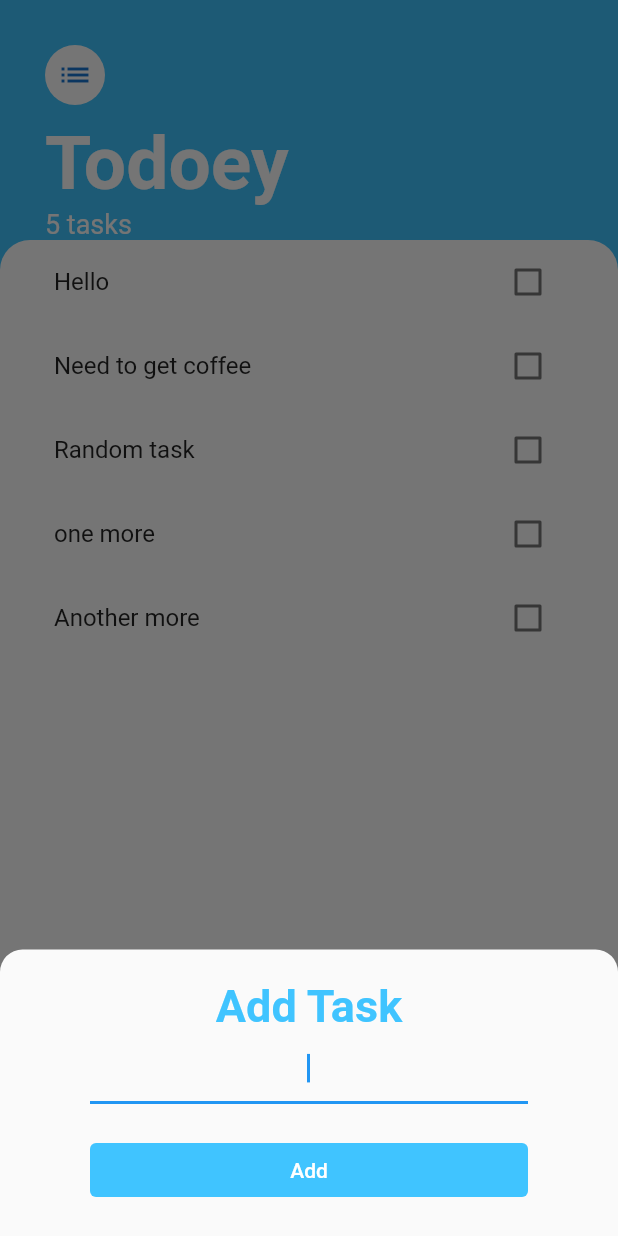
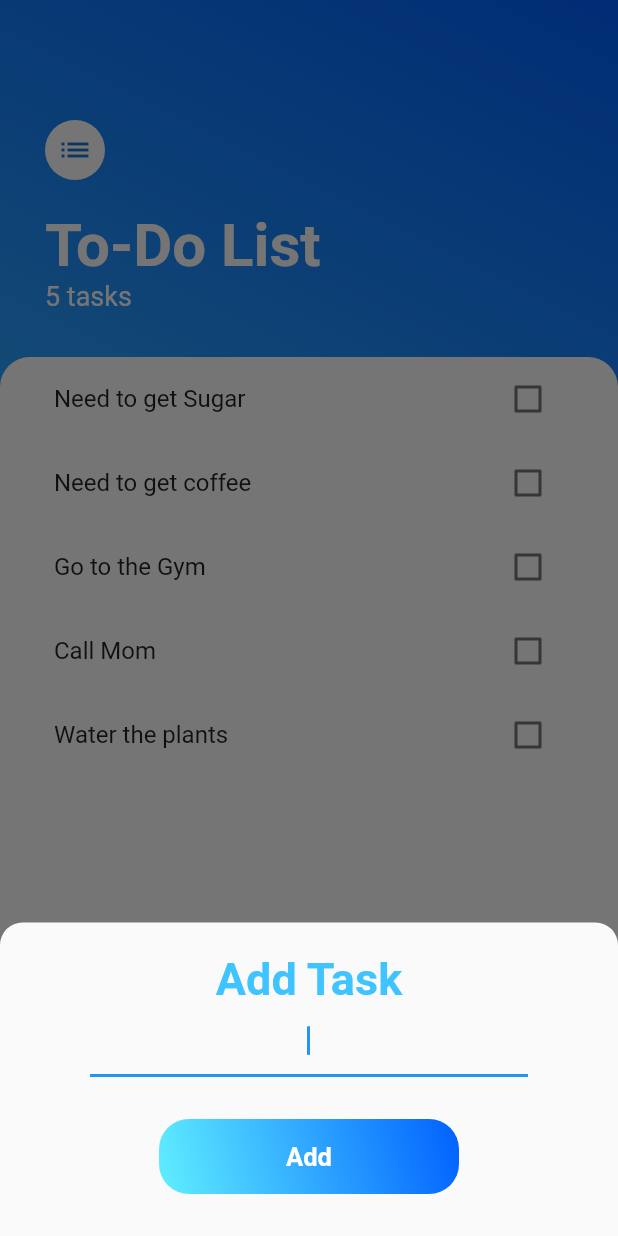
Before and after one commit to Binxth/To-Do-App, a Flutter app: the screen it shows after launch, after a tap on the "add" icon, on a phone screen of 412 x 824 dp. Run offline on Flutter 3.47's test engine with Material 2 defaults, Android fonts, the phone set to English and light mode, and no system bars.

Commit message:
Changed colours

```diff
--- a/lib/model/task_data.dart
+++ b/lib/model/task_data.dart
@@ -6,11 +6,11 @@ import 'task.dart';
 
 class TaskData extends ChangeNotifier {
   final List<Task> _taskList = [
-    Task(taskName: "Hello"),
+    Task(taskName: "Need to get Sugar"),
     Task(taskName: "Need to get coffee"),
-    Task(taskName: "Random task"),
-    Task(taskName: "one more"),
-    Task(taskName: "Another more"),
+    Task(taskName: "Go to the Gym"),
+    Task(taskName: "Call Mom"),
+    Task(taskName: "Water the plants"),
   ];
 
   int get taskLength {
--- a/lib/screens/add_task_screen.dart
+++ b/lib/screens/add_task_screen.dart
@@ -45,13 +45,32 @@ class AddTaskScreen extends StatelessWidget {
             }),
             style: TextButton.styleFrom(
               primary: Colors.blue,
-              backgroundColor: Colors.lightBlueAccent, // Background Color
+              backgroundColor: Colors.transparent, // Background Color
             ),
-            child: Text(
-              'Add',
-              style: TextStyle(color: Colors.white),
+            child: Ink(
+              decoration: BoxDecoration(
+                  gradient: const LinearGradient(
+                      begin: Alignment.topRight,
+                      end: Alignment.bottomLeft,
+                      colors: [
+                        Color(0xFF0061ff),
+                        Color(0xFF60efff),
+                      ]),
+                  borderRadius: BorderRadius.circular(20)),
+              child: Container(
+                width: 200,
+                height: 50,
+                alignment: Alignment.center,
+                child: const Text(
+                  'Add',
+                  style: TextStyle(
+                      fontSize: 17,
+                      color: Colors.white,
+                      fontWeight: FontWeight.bold),
+                ),
+              ),
             ),
-          )
+          ),
         ]),
       ),
     );
--- a/lib/screens/tasks_screen.dart
+++ b/lib/screens/tasks_screen.dart
@@ -11,17 +11,27 @@ import 'package:todoey/widgets/tasks_list.dart';
 
 class TasksScreen extends StatelessWidget {
   List<Task> taskList = [
-    Task(taskName: "Hello"),
+    Task(taskName: "Need to get Sugar"),
     Task(taskName: "Need to get coffee"),
-    Task(taskName: "Random task"),
-    Task(taskName: "one more"),
-    Task(taskName: "Another more"),
+    Task(taskName: "Go to the Gym"),
+    Task(taskName: "Call Mom"),
+    Task(taskName: "Water the plants"),
   ];
 
   @override
   Widget build(BuildContext context) {
-    return Scaffold(
-      backgroundColor: Colors.lightBlueAccent,
+    return Container(
+      decoration: const BoxDecoration(
+          gradient: LinearGradient(
+        begin: Alignment.topRight,
+        end: Alignment.bottomLeft,
+        colors: [
+          Color(0xFF0061ff),
+          Color(0xFF60efff),
+        ],
+      )),
+      child: Scaffold(
+        backgroundColor: Colors.transparent,
         floatingActionButton: FloatingActionButton(
           backgroundColor: Colors.lightBlueAccent,
           child: Icon(Icons.add),
@@ -42,12 +52,11 @@ class TasksScreen extends StatelessWidget {
                     )));
           },
         ),
-      body: SafeArea(
-        child: Column(
+        body: Column(
           crossAxisAlignment: CrossAxisAlignment.start,
           children: [
             Padding(
-              padding: const EdgeInsets.only(left: 30.0, top: 30.0),
+              padding: const EdgeInsets.only(left: 30.0, top: 80.0),
               child: Column(
                   crossAxisAlignment: CrossAxisAlignment.start,
                   children: [
@@ -55,11 +64,11 @@ class TasksScreen extends StatelessWidget {
                       child: Icon(Icons.list),
                       backgroundColor: Colors.white,
                     ),
-                    SizedBox(height: 10.0),
-                    Text('Todoey',
+                    SizedBox(height: 20.0),
+                    Text('To-Do List',
                         style: TextStyle(
                             color: Colors.white,
-                            fontSize: 50.0,
+                            fontSize: 40.0,
                             fontWeight: FontWeight.bold)),
                     // SizedBox(height: 10.0),
                     Text('${Provider.of<TaskData>(context).taskLength} tasks',
@@ -67,6 +76,7 @@ class TasksScreen extends StatelessWidget {
                           color: Colors.white,
                           fontSize: 18.0,
                         )),
+                    SizedBox(height: 30.0),
                   ]),
             ),
             Expanded(
```
Lines whose indentation alone changed are shown as unchanged.
